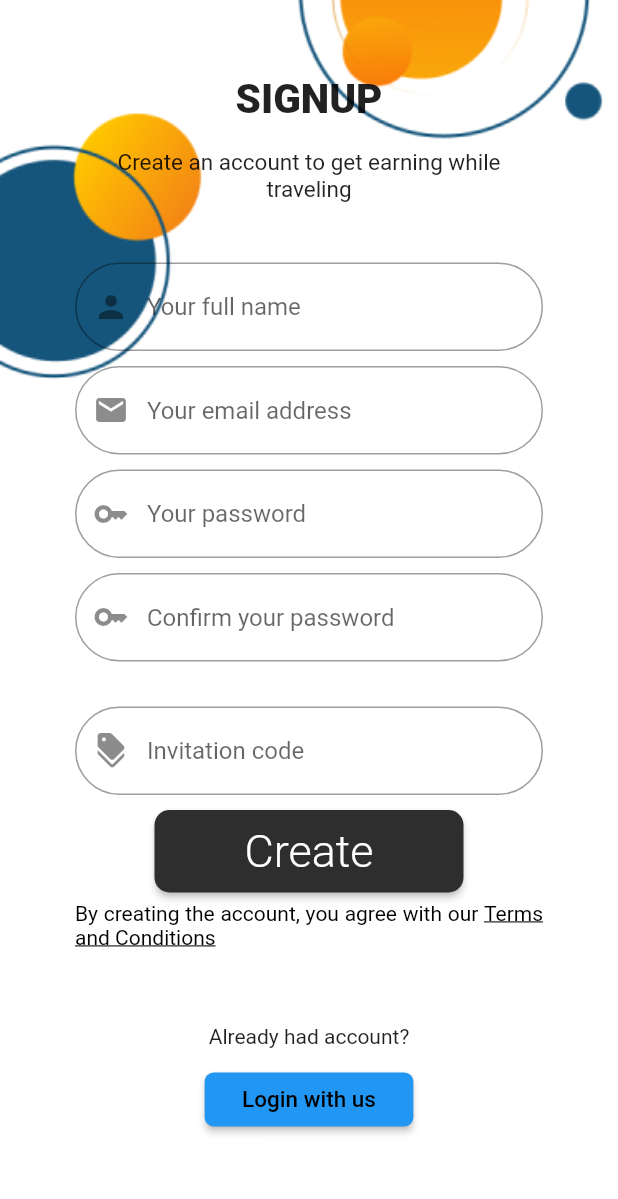
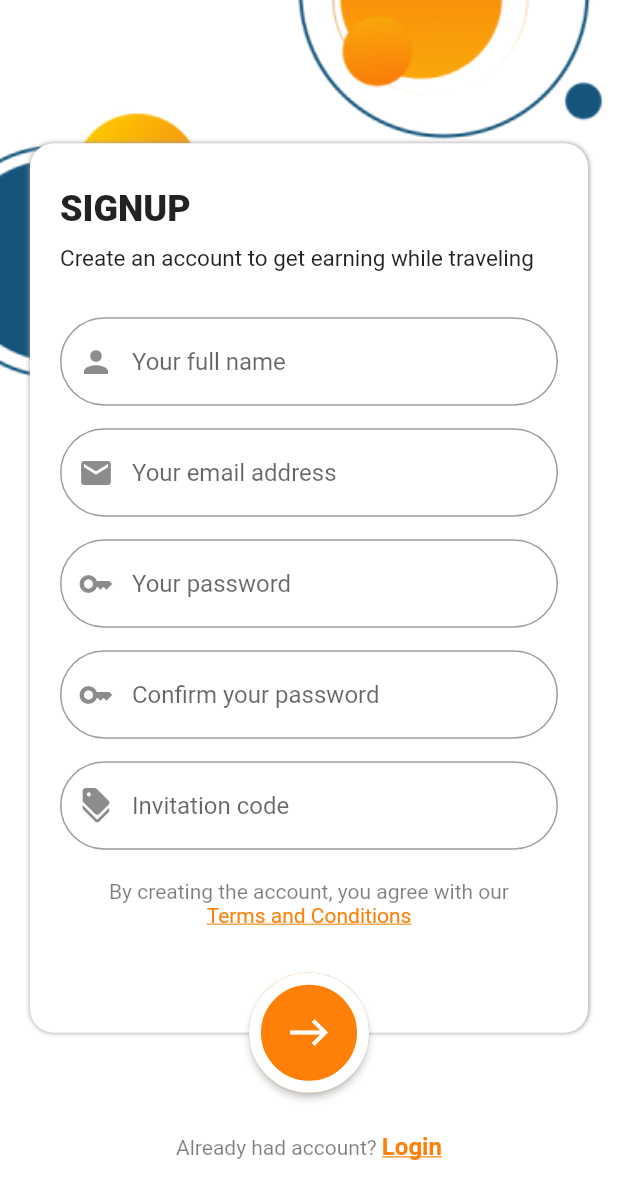
Before and after one commit to takayatomose/travel-token-mobile, a Flutter app: the SignUpScreen screen opened directly, on a phone screen of 412 x 824 dp. Shown: the top 1199 px of the screen. Run offline on Flutter 3.47's test engine with Material 2 defaults, Android fonts, the phone set to English and light mode, and no system bars; our stand-ins replace flutter_bloc, flutter_dotenv.

Commit message:
user register ui

```diff
--- /dev/null
+++ b/lib/bloc/auth/reset_passwd/reset_passwd_state.dart
@@ -0,0 +1,3 @@
+class ResetPasswdState {
+  // final String
+}
--- a/lib/screens/signup_screen.dart
+++ b/lib/screens/signup_screen.dart
@@ -7,6 +7,8 @@ import 'package:xtrip_mobile/bloc/auth/sign_up/signup_state.dart';
 import 'package:xtrip_mobile/cubits/auth_cubit.dart';
 import 'package:xtrip_mobile/repositories/auth_repository.dart';
 import 'package:xtrip_mobile/widgets/border_text_field.dart';
+import 'package:xtrip_mobile/widgets/card_shadow.dart';
+import 'package:xtrip_mobile/widgets/circle_next_button.dart';
 
 class SignUpScreen extends StatefulWidget {
   const SignUpScreen({Key? key}) : super(key: key);
@@ -29,20 +31,15 @@ class _SignUpScreen extends State<SignUpScreen> {
               image: AssetImage('assets/images/signup_1.png'),
               fit: BoxFit.cover)),
       child: Scaffold(
+        resizeToAvoidBottomInset: true,
         backgroundColor: Colors.transparent,
-        resizeToAvoidBottomInset: false,
         body: BlocProvider(
           create: (context) => SignUpBloc(
               authRepo: context.read<AuthRepository>(),
               authCubit: context.read<AuthCubit>()),
           child: Stack(
             children: [
-              SingleChildScrollView(
-                child: Center(
-                    child: Container(
-                  margin:
-                      const EdgeInsets.symmetric(vertical: 50, horizontal: 30),
-                  child: BlocListener<SignUpBloc, SignUpState>(
+              BlocListener<SignUpBloc, SignUpState>(
                 listener: (context, state) {},
                 child: BlocBuilder<SignUpBloc, SignUpState>(
                   builder: (context, state) => Form(
@@ -50,31 +47,32 @@ class _SignUpScreen extends State<SignUpScreen> {
                     child: Column(
                       mainAxisAlignment: MainAxisAlignment.center,
                       children: [
+                        Stack(
+                          children: [
+                            CardShadow(
+                              child: Column(
+                                mainAxisSize: MainAxisSize.min,
+                                crossAxisAlignment: CrossAxisAlignment.start,
+                                children: [
                                   _headerText(),
                                   _secondHeaderText(),
                                   BorderTextField(
-                              padding: const EdgeInsets.only(bottom: 10),
+                                    padding: const EdgeInsets.only(bottom: 15),
                                     hintText: 'Your full name',
                                     icon: Icons.person,
-                              validator: (value) {
-                                if (value == null || value.isEmpty) {
-                                  return 'Please enter your name';
-                                }
-                                return null;
-                              },
+                                    requiredField: true,
+                                    requiredMessage: 'Please enter your name',
                                     onChanged: (value) => context
                                         .read<SignUpBloc>()
-                                  .add(SignUpFullNameChanged(fullName: value)),
+                                        .add(SignUpFullNameChanged(
+                                            fullName: value)),
                                   ),
                                   BorderTextField(
-                              padding: const EdgeInsets.only(bottom: 10),
+                                    padding: const EdgeInsets.only(bottom: 15),
                                     hintText: 'Your email address',
-                              validator: (value) {
-                                if (value == null || value.isEmpty) {
-                                  return 'Please enter your email';
-                                }
-                                return null;
-                              },
+                                    requiredField: true,
+                                    requiredMessage:
+                                        'Please enter your email address',
                                     icon: Icons.email,
                                     onChanged: (value) => context
                                         .read<SignUpBloc>()
@@ -82,28 +80,27 @@ class _SignUpScreen extends State<SignUpScreen> {
                                   ),
                                   BorderTextField(
                                     controller: password,
-                              padding: const EdgeInsets.only(bottom: 10),
-                              validator: (value) {
-                                if (value == null || value.isEmpty) {
-                                  return 'Please enter your password';
-                                }
-                                return null;
-                              },
+                                    padding: const EdgeInsets.only(bottom: 15),
+                                    requiredField: true,
+                                    requiredMessage:
+                                        'Please enter your password',
                                     icon: Icons.key,
                                     hintText: 'Your password',
                                     obscureText: true,
                                     onChanged: (value) => context
                                         .read<SignUpBloc>()
-                                  .add(SignUpPasswordChanged(password: value)),
+                                        .add(SignUpPasswordChanged(
+                                            password: value)),
                                   ),
                                   BorderTextField(
                                     controller: confirmPassword,
-                              padding: const EdgeInsets.only(bottom: 30),
+                                    padding: const EdgeInsets.only(bottom: 15),
                                     validator: (value) {
                                       if (value == null || value.isEmpty) {
                                         return 'Please re-enter password';
                                       }
-                                if (password.text != confirmPassword.text) {
+                                      if (password.text !=
+                                          confirmPassword.text) {
                                         return 'Password does not match';
                                       }
                                       return null;
@@ -117,90 +114,90 @@ class _SignUpScreen extends State<SignUpScreen> {
                                         .read<SignUpBloc>()
                                         .add(SignUpInvitationChanged(
                                             invitationCode: value)),
-                              padding: const EdgeInsets.only(bottom: 10),
-                              validator: (value) {
-                                if (value == null || value.isEmpty) {
-                                  return 'Please enter your invitation code';
-                                }
-                                return null;
-                              },
+                                    padding: const EdgeInsets.only(bottom: 20),
+                                    requiredMessage:
+                                        'Please enter your invitation code',
+                                    requiredField: true,
                                     hintText: 'Invitation code',
                                     icon: Icons.discount,
                                   ),
                                   Padding(
-                              padding: const EdgeInsets.only(bottom: 6),
-                              child: ElevatedButton(
-                                style: ElevatedButton.styleFrom(
-                                    padding: const EdgeInsets.symmetric(
-                                        vertical: 10, horizontal: 60),
-                                    primary:
-                                        const Color.fromRGBO(46, 46, 46, 1),
-                                    shape: RoundedRectangleBorder(
-                                        borderRadius:
-                                            BorderRadius.circular(10))),
-                                onPressed: () {
-                                  if (_signupFormKey.currentState!.validate()) {
-                                    context
-                                        .read<SignUpBloc>()
-                                        .add(SignUpSubmitted());
-                                  }
-                                },
-                                child: const Text(
-                                  'Create',
-                                  style: TextStyle(
-                                      fontSize: 30,
-                                      color: Colors.white,
-                                      fontWeight: FontWeight.w300),
-                                ),
-                              ),
-                            ),
-                            Padding(
-                              padding: const EdgeInsets.only(bottom: 50),
+                                    padding: const EdgeInsets.only(
+                                        bottom: 70, right: 30, left: 30),
                                     child: Center(
                                       child: RichText(
                                         softWrap: true,
-                                  textAlign: TextAlign.justify,
+                                        textAlign: TextAlign.center,
                                         text: TextSpan(
                                             text:
                                                 'By creating the account, you agree with our ',
-                                      style:
-                                          const TextStyle(color: Colors.black),
+                                            style: const TextStyle(
+                                                color: Color.fromRGBO(
+                                                    0, 0, 0, 0.5),
+                                                fontSize: 14,
+                                                fontWeight: FontWeight.w400),
                                             children: [
                                               TextSpan(
                                                   text: 'Terms and Conditions',
                                                   style: const TextStyle(
-                                                decoration:
-                                                    TextDecoration.underline),
-                                            recognizer: TapGestureRecognizer()
+                                                      color: Color.fromRGBO(
+                                                          255, 128, 8, 1),
+                                                      decoration: TextDecoration
+                                                          .underline),
+                                                  recognizer:
+                                                      TapGestureRecognizer()
                                                         ..onTap = () {})
                                             ]),
                                       ),
                                     ),
                                   ),
-                            const Padding(
-                              padding: EdgeInsets.only(bottom: 10),
-                              child: Text('Already had account?'),
+                                ],
                               ),
-                            ElevatedButton(
-                                onPressed: () {},
-                                style: ElevatedButton.styleFrom(
-                                  padding: const EdgeInsets.symmetric(
-                                      vertical: 8, horizontal: 25),
-                                  shape: RoundedRectangleBorder(
-                                      borderRadius: BorderRadius.circular(6)),
                             ),
-                                child: const Text(
-                                  'Login with us',
-                                  style: TextStyle(
-                                      fontSize: 15, color: Colors.black),
+                            Positioned(
+                                bottom: 0,
+                                left: 0,
+                                right: 0,
+                                child: CircleNextButton(
+                                  onPressed: () {
+                                    if (_signupFormKey.currentState!
+                                        .validate()) {}
+                                  },
                                 ))
+                          ],
+                        ),
                       ],
                     ),
                   ),
                 ),
               ),
-                )),
-              )
+              Positioned(
+                  bottom: 50,
+                  right: 0,
+                  left: 0,
+                  child: Center(
+                    child: RichText(
+                      text: TextSpan(
+                          style: const TextStyle(
+                              color: Color.fromRGBO(0, 0, 0, 0.5),
+                              fontSize: 14,
+                              fontWeight: FontWeight.w400),
+                          text: 'Already had account? ',
+                          children: [
+                            TextSpan(
+                                text: 'Login',
+                                style: const TextStyle(
+                                    color: Color.fromRGBO(255, 128, 8, 1),
+                                    fontWeight: FontWeight.w700,
+                                    fontSize: 16,
+                                    decoration: TextDecoration.underline),
+                                recognizer: TapGestureRecognizer()
+                                  ..onTap = () {
+                                    context.read<AuthCubit>().showSignIn();
+                                  })
+                          ]),
+                    ),
+                  ))
             ],
           ),
         ),
@@ -210,10 +207,10 @@ class _SignUpScreen extends State<SignUpScreen> {
 
   Padding _secondHeaderText() {
     return const Padding(
-      padding: EdgeInsets.only(bottom: 40),
+      padding: EdgeInsets.only(bottom: 30),
       child: Text(
         'Create an account to get earning while traveling',
-        textAlign: TextAlign.center,
+        textAlign: TextAlign.left,
         style: TextStyle(fontSize: 15),
       ),
     );
@@ -221,11 +218,11 @@ class _SignUpScreen extends State<SignUpScreen> {
 
   Padding _headerText() {
     return const Padding(
-      padding: EdgeInsets.only(bottom: 17),
+      padding: EdgeInsets.only(bottom: 10),
       child: Text(
         'SIGNUP',
-        textAlign: TextAlign.center,
-        style: TextStyle(fontWeight: FontWeight.w800, fontSize: 27),
+        textAlign: TextAlign.left,
+        style: TextStyle(fontWeight: FontWeight.w800, fontSize: 24),
       ),
     );
   }
--- a/lib/widgets/border_text_field.dart
+++ b/lib/widgets/border_text_field.dart
@@ -8,17 +8,21 @@ class BorderTextField extends StatelessWidget {
   final FormFieldValidator<String>? validator;
   final bool obscureText;
   final ValueChanged<String>? onChanged;
+  final bool? requiredField;
+  final String? requiredMessage;
 
-  const BorderTextField(
-      {Key? key,
+  const BorderTextField({
+    Key? key,
     this.controller,
     required this.padding,
     this.icon,
     this.validator,
     this.hintText,
     this.obscureText = false,
-      this.onChanged})
-      : super(key: key);
+    this.onChanged,
+    this.requiredField,
+    this.requiredMessage,
+  }) : super(key: key);
 
   @override
   Widget build(BuildContext context) {
@@ -31,7 +35,17 @@ class BorderTextField extends StatelessWidget {
             hintText: hintText,
             border: const OutlineInputBorder(
                 borderRadius: BorderRadius.all(Radius.circular(30)))),
-        validator: validator,
+        validator: (value) {
+          if (validator != null) {
+            return validator!(value);
+          }
+          if (requiredField == true && requiredMessage != null) {
+            if (value == null || value.isEmpty) {
+              return requiredMessage;
+            }
+          }
+          return null;
+        },
         controller: controller,
         obscureText: obscureText,
         onChanged: onChanged,
--- /dev/null
+++ b/lib/widgets/card_shadow.dart
@@ -0,0 +1,20 @@
+import 'package:flutter/material.dart';
+
+class CardShadow extends StatelessWidget {
+  final Widget? child;
+
+  const CardShadow({Key? key, this.child}) : super(key: key);
+
+  @override
+  Widget build(BuildContext context) {
+    return Container(
+      margin: const EdgeInsets.only(bottom: 40),
+      padding: const EdgeInsets.only(top: 30, left: 20, right: 20),
+      decoration: BoxDecoration(boxShadow: const [
+        BoxShadow(
+            color: Colors.grey, offset: Offset(0.1, 0.1), blurRadius: 2.0),
+      ], borderRadius: BorderRadius.circular(16), color: Colors.white),
+      child: child,
+    );
+  }
+}
```
Also changed, not shown: lib/bloc/auth/reset_passwd/reset_passwd_bloc.dart (added), lib/bloc/auth/reset_passwd/reset_passwd_event.dart (added). Lines whose indentation alone changed are shown as unchanged.
